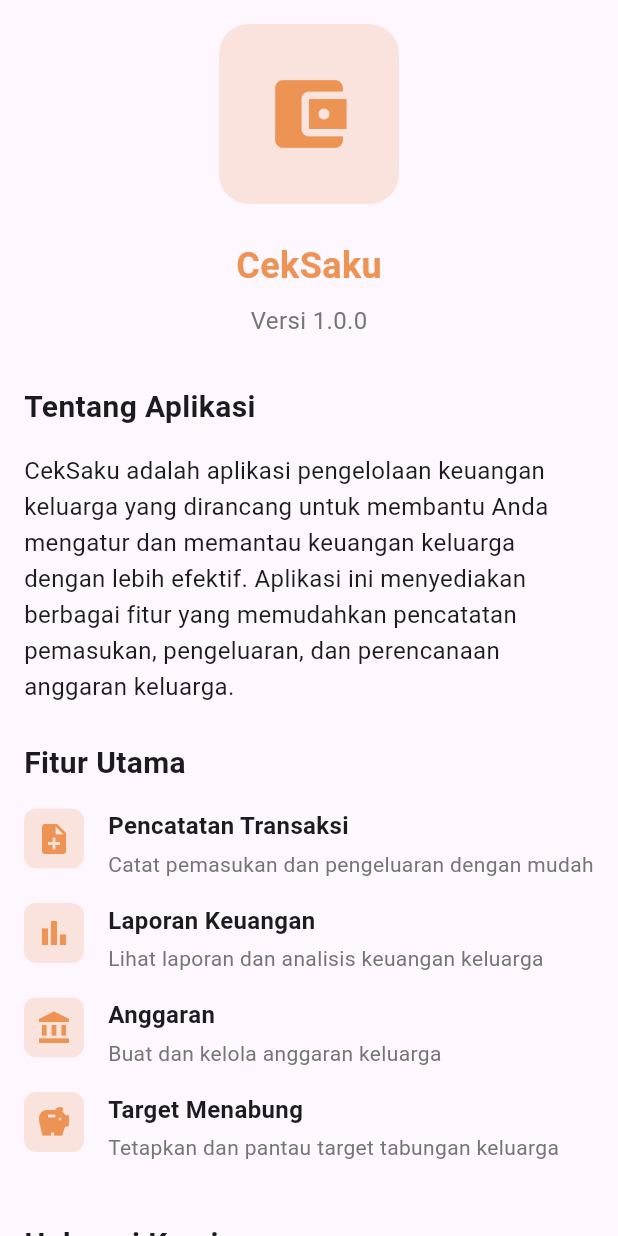
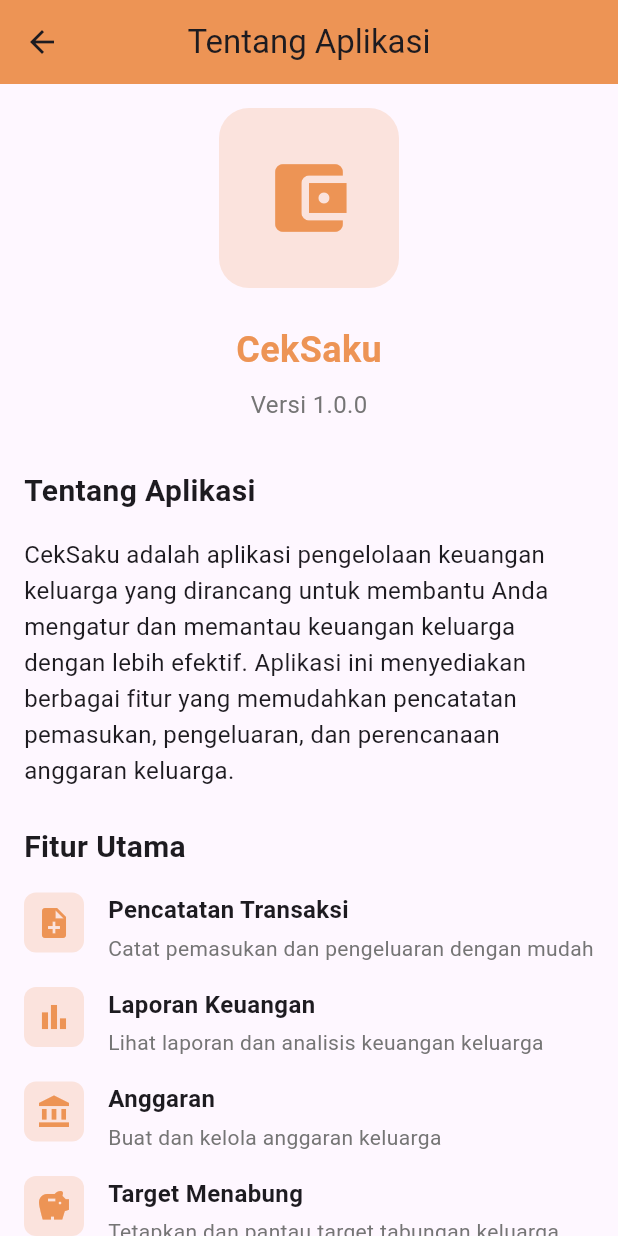
Before and after one commit to maechel11/PM2-CatatanKeuangan, a Flutter app: the AboutView screen opened by its route, on a phone screen of 412 x 824 dp. Run offline on Flutter 3.47's test engine with Material 3 defaults, Android fonts, the phone set to English and light mode, and no system bars; our stand-ins replace cloud_firestore, firebase_auth, firebase_core, get; accounts and stored records are empty.

Commit message:
rendika : menambahkan title

```diff
--- a/lib/app/modules/about/views/about_view.dart
+++ b/lib/app/modules/about/views/about_view.dart
@@ -10,6 +10,11 @@ class AboutView extends GetView<AboutController> {
   @override
   Widget build(BuildContext context) {
     return Scaffold(
+      appBar: AppBar(
+        title: const Text('Tentang Aplikasi'),
+        centerTitle: true,
+        backgroundColor: const Color.fromARGB(255, 237, 148, 85),
+      ),
       body: SingleChildScrollView(
         child: Padding(
           padding: const EdgeInsets.all(16.0),
```
